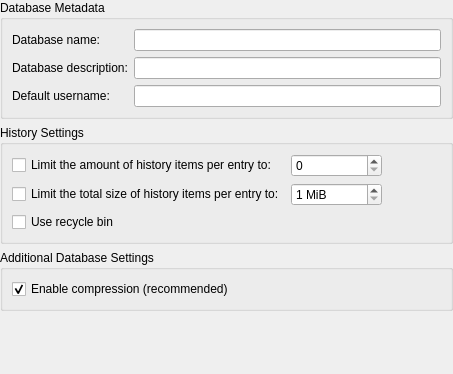
Before: the Qt Designer form src/gui/dbsettings/DatabaseSettingsWidgetGeneral.ui in keepassxreboot/keepassxc, drawn with Qt 5.
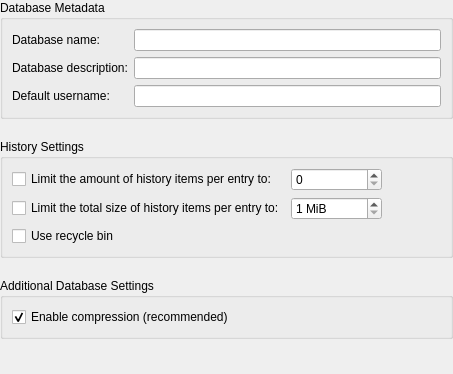
After: the same form once the commit is applied.

Commit message:
Fix spacing of QGroupBox's
* Previously our base style sheet added roughly 20px of margin to the top and bottom of all QGroupBox. This caused visual errors where that margin was not needed/desired.
* Transferred padding to the specific layouts instead where it belongs.

Diff of the .ui file:
```diff
--- a/src/gui/dbsettings/DatabaseSettingsWidgetGeneral.ui
+++ b/src/gui/dbsettings/DatabaseSettingsWidgetGeneral.ui
@@ -23,6 +23,9 @@
    </size>
   </property>
   <layout class="QVBoxLayout" name="verticalLayout">
+   <property name="spacing">
+    <number>20</number>
+   </property>
    <property name="leftMargin">
     <number>0</number>
    </property>
```
The commit also changes 7 other files.
